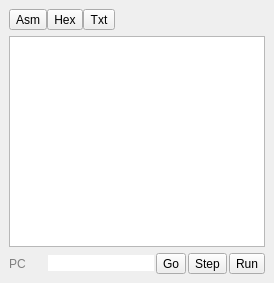
rjaremczak/mo65x, file monitorwidget.ui: the form before one commit.
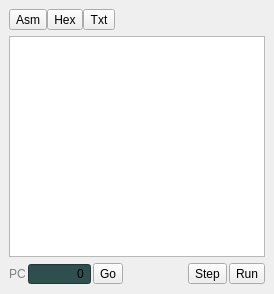
The form after the commit.

Commit message: UI changes, memory load from file implemented, memory class refactored

The edit to the form file:
```diff
--- a/monitorwidget.ui
+++ b/monitorwidget.ui
@@ -7,7 +7,7 @@
     <x>0</x>
     <y>0</y>
     <width>274</width>
-    <height>283</height>
+    <height>294</height>
    </rect>
   </property>
   <property name="styleSheet">
@@ -86,12 +86,18 @@
     </item>
     <item>
      <widget class="QTextBrowser" name="dumpView">
+      <property name="sizePolicy">
+       <sizepolicy hsizetype="MinimumExpanding" vsizetype="MinimumExpanding">
+        <horstretch>0</horstretch>
+        <verstretch>0</verstretch>
+       </sizepolicy>
+      </property>
       <property name="html">
        <string>&lt;!DOCTYPE HTML PUBLIC &quot;-//W3C//DTD HTML 4.0//EN&quot; &quot;http://www.w3.org/TR/REC-html40/strict.dtd&quot;&gt;
 &lt;html&gt;&lt;head&gt;&lt;meta name=&quot;qrichtext&quot; content=&quot;1&quot; /&gt;&lt;style type=&quot;text/css&quot;&gt;
 p, li { white-space: pre-wrap; }
-&lt;/style&gt;&lt;/head&gt;&lt;body style=&quot; font-family:'.SF NS Text'; font-size:13pt; font-weight:400; font-style:normal;&quot;&gt;
-&lt;p style=&quot;-qt-paragraph-type:empty; margin-top:0px; margin-bottom:0px; margin-left:0px; margin-right:0px; -qt-block-indent:0; text-indent:0px; font-family:'.SF NS Text';&quot;&gt;&lt;br /&gt;&lt;/p&gt;&lt;/body&gt;&lt;/html&gt;</string>
+&lt;/style&gt;&lt;/head&gt;&lt;body style=&quot; font-family:'Ubuntu'; font-size:11pt; font-weight:400; font-style:normal;&quot;&gt;
+&lt;p style=&quot;-qt-paragraph-type:empty; margin-top:0px; margin-bottom:0px; margin-left:0px; margin-right:0px; -qt-block-indent:0; text-indent:0px; font-family:'.SF NS Text'; font-size:13pt;&quot;&gt;&lt;br /&gt;&lt;/p&gt;&lt;/body&gt;&lt;/html&gt;</string>
       </property>
      </widget>
     </item>
@@ -111,15 +117,30 @@
        </widget>
       </item>
       <item>
-       <widget class="QLineEdit" name="lineEdit">
+       <widget class="QSpinBox" name="spinBox">
         <property name="sizePolicy">
-         <sizepolicy hsizetype="Maximum" vsizetype="Fixed">
+         <sizepolicy hsizetype="MinimumExpanding" vsizetype="Fixed">
           <horstretch>0</horstretch>
           <verstretch>0</verstretch>
          </sizepolicy>
         </property>
+        <property name="styleSheet">
+         <string notr="true">background-color:darkslategray</string>
+        </property>
         <property name="frame">
-         <bool>false</bool>
+         <bool>true</bool>
+        </property>
+        <property name="alignment">
+         <set>Qt::AlignRight|Qt::AlignTrailing|Qt::AlignVCenter</set>
+        </property>
+        <property name="buttonSymbols">
+         <enum>QAbstractSpinBox::NoButtons</enum>
+        </property>
+        <property name="maximum">
+         <number>65535</number>
+        </property>
+        <property name="displayIntegerBase">
+         <number>16</number>
         </property>
        </widget>
       </item>
@@ -136,6 +157,19 @@
         </property>
        </widget>
       </item>
+      <item>
+       <spacer name="horizontalSpacer_2">
+        <property name="orientation">
+         <enum>Qt::Horizontal</enum>
+        </property>
+        <property name="sizeHint" stdset="0">
+         <size>
+          <width>0</width>
+          <height>0</height>
+         </size>
+        </property>
+       </spacer>
+      </item>
       <item>
        <widget class="QToolButton" name="progStep">
         <property name="text">
```
Left out of the diff: 2 changed lines with no effect on the pictures. The commit also changes 11 other files.
